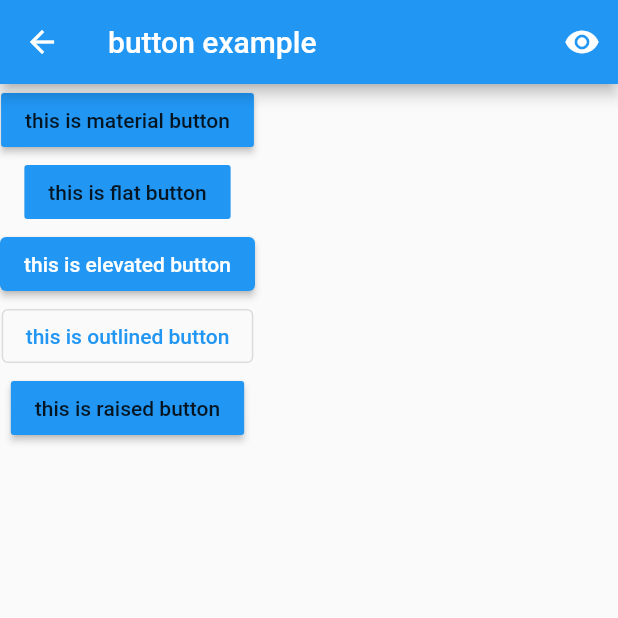
After one commit to shakannn/flutex, a Flutter app: the ButtonExample screen opened directly, on a phone screen of 412 x 824 dp, the top half of it. The commit adds this screen. Run offline on Flutter 3.47's test engine with Material 2 defaults, Android fonts, the phone set to English and light mode, and no system bars.

Commit message:
add button example

```diff
--- /dev/null
+++ b/flutex/lib/component/button_example.dart
@@ -0,0 +1,83 @@
+import 'package:flutter/material.dart';
+
+class ButtonExample extends StatelessWidget {
+
+  @override
+  Widget build(BuildContext context) {
+    return Scaffold(
+      appBar: AppBar(title: Text('button example'),actions: [
+          IconButton(
+            icon: Icon(Icons.visibility),
+            onPressed: () => showBottomSheet(
+                context: context,
+                builder: (ctx) => Container(
+                      child: Wrap(
+                        children: [
+                          Text("""
+import 'package:flutter/material.dart';
+
+class ButtonExample extends StatelessWidget {
+
+  @override
+  Widget build(BuildContext context) {
+    return Scaffold(
+      appBar: AppBar(title: Text('button example'),actions: [
+          IconButton(
+            icon: Icon(Icons.visibility),
+            onPressed: () => showBottomSheet(
+                context: context,
+                builder: (ctx) => Container(
+                      child: Wrap(
+                        children: [
+                          Text("""
+
+            """)
+                        ],
+                      ),
+                    )),
+          )
+        ]),
+      body: Container(child: Column(children:[
+        MaterialButton(onPressed: () {  },
+        color: Colors.blue,
+        child: Text('this is material button'),),
+        FlatButton(onPressed: () {  },
+        color: Colors.blue,
+        child: Text('this is flat button'),),
+        ElevatedButton(onPressed: () {  },
+        child: Text('this is elevated button'),),
+        OutlinedButton(onPressed: () {  },
+        child: Text('this is outlined button'),),
+        RaisedButton(onPressed: () {  },
+        color: Colors.blue,
+        child: Text('this is raised button'),),
+
+      ]),),
+    );
+  }
+}
+            """)
+                        ],
+                      ),
+                    )),
+          )
+        ]),
+      body: Container(child: Column(children:[
+        MaterialButton(onPressed: () {  },
+        color: Colors.blue,
+        child: Text('this is material button'),),
+        FlatButton(onPressed: () {  },
+        color: Colors.blue,
+        child: Text('this is flat button'),),
+        ElevatedButton(onPressed: () {  },
+        child: Text('this is elevated button'),),
+        OutlinedButton(onPressed: () {  },
+        child: Text('this is outlined button'),),
+        RaisedButton(onPressed: () {  },
+        color: Colors.blue,
+        child: Text('this is raised button'),),
+
+      ]),),
+    );
+  }
+}
--- a/flutex/lib/page/main_page.dart
+++ b/flutex/lib/page/main_page.dart
@@ -1,4 +1,5 @@
 import 'package:flutex/component/Icon_example.dart';
+import 'package:flutex/component/button_example.dart';
 import 'package:flutex/component/column_example.dart';
 import 'package:flutex/component/row_example.dart';
 import 'package:flutter/material.dart';
@@ -6,7 +7,7 @@ import 'package:flutter/material.dart';
 class MainPage extends StatelessWidget {
   @override
   Widget build(BuildContext context) {
-    List<Widget> list=[IconExample(),RowExample(),ColumnExample()];
+    List<Widget> list=[IconExample(),RowExample(),ColumnExample(),ButtonExample()];
     return Scaffold(
       appBar: AppBar(title:Text('example')),
       body: Container(child:
```
